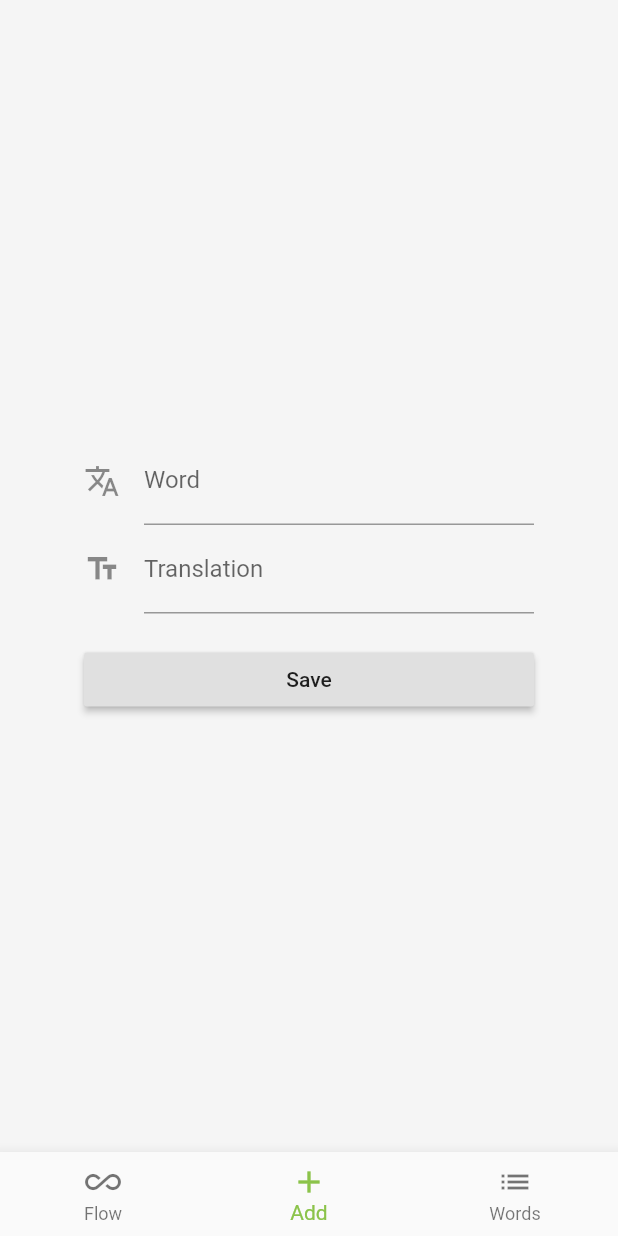
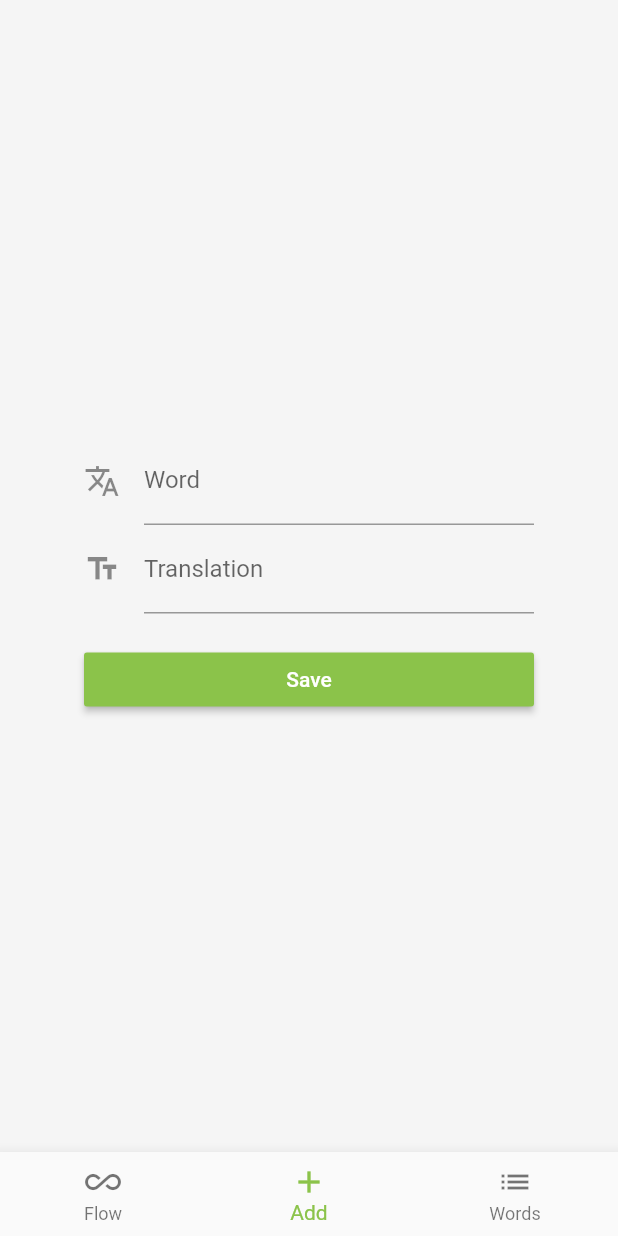
Before and after one commit to laera-io/laera, a Flutter app: the screen it shows after launch, item 2 of the bottom bar chosen, on a phone screen of 412 x 824 dp. Run offline on Flutter 3.47's test engine with Material 2 defaults, Android fonts, the phone set to English and light mode, and no system bars; our stand-ins replace sqflite; accounts and stored records are empty; generated files the repository leaves out were written again.

Commit message:
#9 change save button color

```diff
--- a/lib/pages/add/add.dart
+++ b/lib/pages/add/add.dart
@@ -65,6 +65,8 @@ class _AddPageState extends State<AddPage> {
               SizedBox(
                 width: double.infinity,
                 child: RaisedButton(
+                  color: Colors.lightGreen,
+                  colorBrightness: Brightness.dark,
                   onPressed: () {
                     if (_formKey.currentState.validate()) {
                       widget._wordRepo.add(
```
